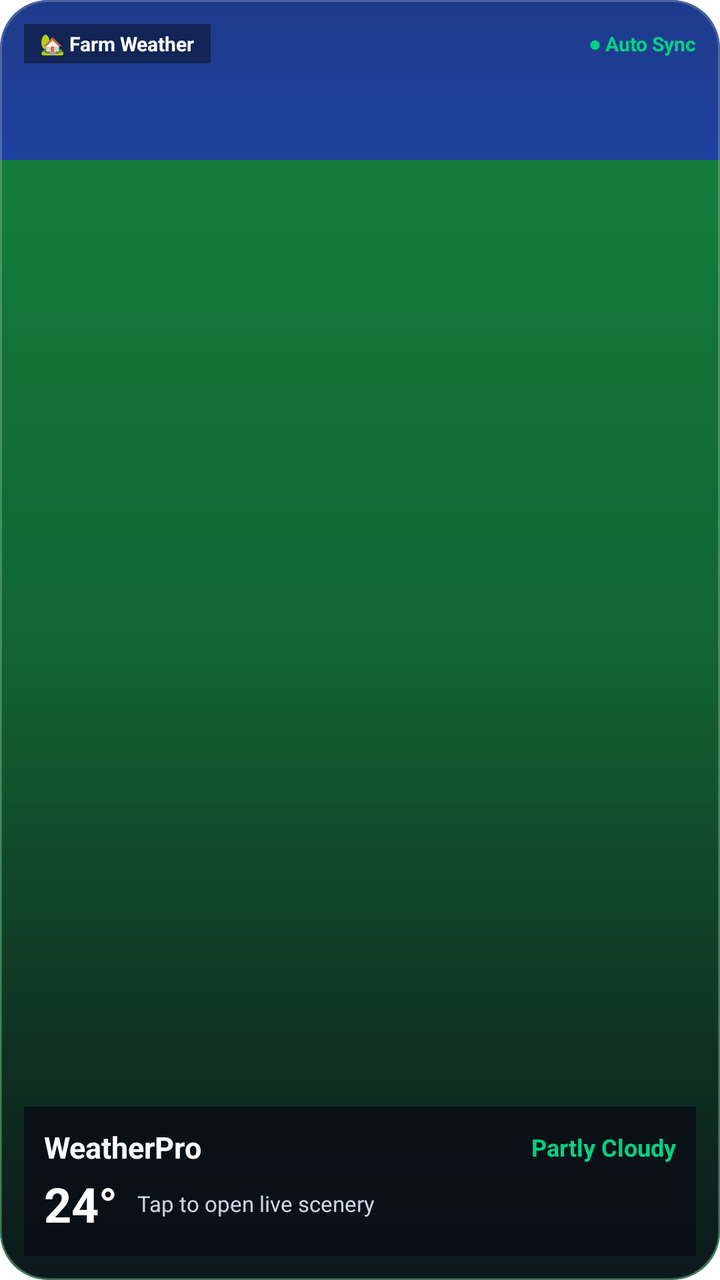
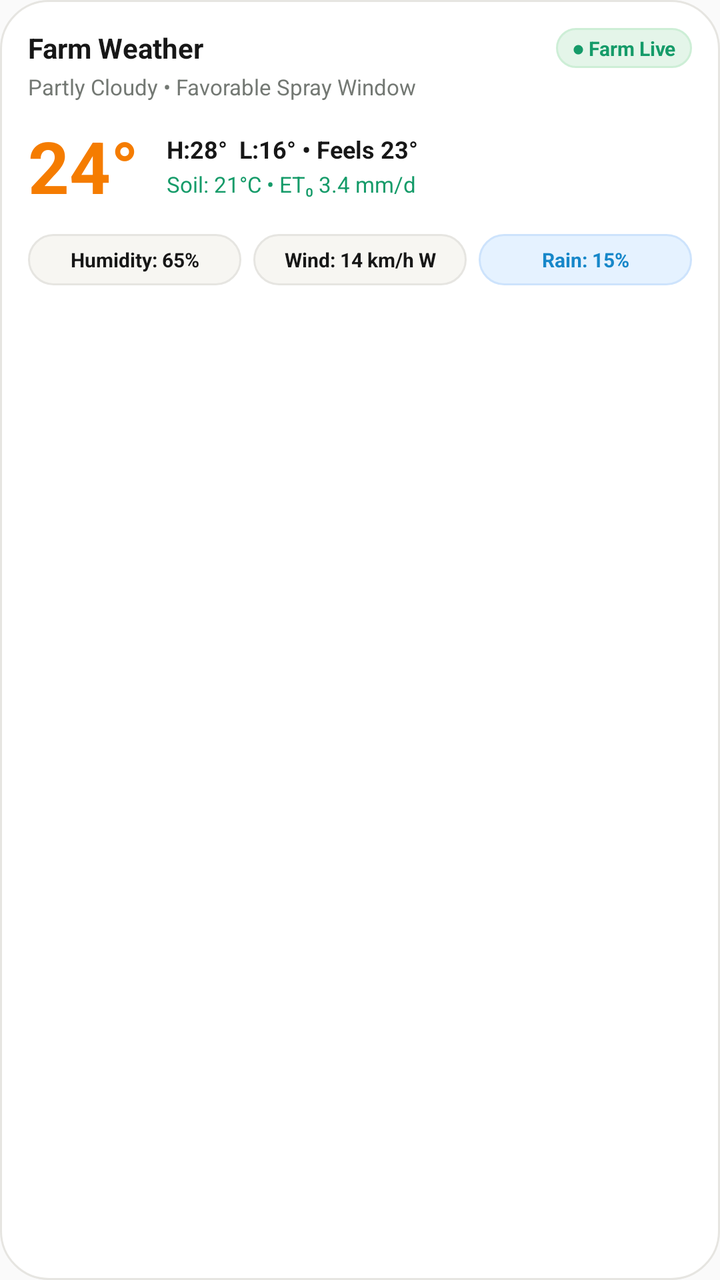

The first picture is an Android layout as it rendered before a commit; the second is the same layout after the commit. The layout source and the unified diff follow.
<!-- AndroidManifest.xml: application theme AppTheme -->
<!-- res/layout/widget_weather_house.xml -->
<?xml version="1.0" encoding="utf-8"?>
<RelativeLayout xmlns:android="http://schemas.android.com/apk/res/android"
    android:id="@+id/widget_root"
    android:layout_width="match_parent"
    android:layout_height="match_parent"
    android:background="@drawable/widget_house_landscape"
    android:padding="12dp">

    
    <LinearLayout
        android:layout_width="match_parent"
        android:layout_height="wrap_content"
        android:layout_alignParentTop="true"
        android:orientation="horizontal"
        android:gravity="center_vertical">

        <TextView
            android:id="@+id/widget_badge"
            android:layout_width="wrap_content"
            android:layout_height="wrap_content"
            android:background="#66000000"
            android:paddingStart="8dp"
            android:paddingEnd="8dp"
            android:paddingTop="3dp"
            android:paddingBottom="3dp"
            android:text="🏡 Farm Weather"
            android:textColor="#FFFFFF"
            android:textSize="10sp"
            android:textStyle="bold" />

        <TextView
            android:id="@+id/widget_sync_tag"
            android:layout_width="0dp"
            android:layout_height="wrap_content"
            android:layout_weight="1"
            android:gravity="end"
            android:text="● Auto Sync"
            android:textColor="#00D284"
            android:textSize="10sp"
            android:textStyle="bold" />
    </LinearLayout>

    
    <LinearLayout
        android:layout_width="match_parent"
        android:layout_height="wrap_content"
        android:layout_alignParentBottom="true"
        android:background="#D9090D16"
        android:padding="10dp"
        android:orientation="vertical">

        
        <LinearLayout
            android:layout_width="match_parent"
            android:layout_height="wrap_content"
            android:orientation="horizontal"
            android:gravity="center_vertical">

            <TextView
                android:id="@+id/widget_location"
                android:layout_width="0dp"
                android:layout_height="wrap_content"
                android:layout_weight="1"
                android:text="WeatherPro"
                android:textColor="#FFFFFF"
                android:textSize="15sp"
                android:textStyle="bold" />

            <TextView
                android:id="@+id/widget_condition"
                android:layout_width="wrap_content"
                android:layout_height="wrap_content"
                android:text="Partly Cloudy"
                android:textColor="#00D284"
                android:textSize="12sp"
                android:textStyle="bold" />
        </LinearLayout>

        
        <LinearLayout
            android:layout_width="match_parent"
            android:layout_height="wrap_content"
            android:orientation="horizontal"
            android:gravity="center_vertical"
            android:layout_marginTop="2dp">

            <TextView
                android:id="@+id/widget_temperature"
                android:layout_width="wrap_content"
                android:layout_height="wrap_content"
                android:text="24°"
                android:textColor="#FFFFFF"
                android:textSize="24sp"
                android:textStyle="bold" />

            <TextView
                android:id="@+id/widget_details"
                android:layout_width="wrap_content"
                android:layout_height="wrap_content"
                android:layout_marginStart="10dp"
                android:text="Tap to open live scenery"
                android:textColor="#CBD5E1"
                android:textSize="11sp" />
        </LinearLayout>
    </LinearLayout>
</RelativeLayout>
<!-- resources referenced by this layout -->
<resources>
  <!-- drawable widget_house_landscape (drawable) -->
  <?xml version="1.0" encoding="utf-8"?>
  <layer-list xmlns:android="http://schemas.android.com/apk/res/android">
      
      <item>
          <shape android:shape="rectangle">
              <gradient
                  android:angle="270"
                  android:startColor="#1E3A8A"
                  android:centerColor="#2563EB"
                  android:endColor="#60A5FA" />
              <corners android:radius="24dp" />
          </shape>
      </item>
  
      
      <item android:top="80dp">
          <shape android:shape="rectangle">
              <gradient
                  android:angle="270"
                  android:startColor="#15803D"
                  android:endColor="#166534" />
              <corners
                  android:bottomLeftRadius="24dp"
                  android:bottomRightRadius="24dp" />
          </shape>
      </item>
  
      
      <item>
          <shape android:shape="rectangle">
              <gradient
                  android:angle="270"
                  android:startColor="#00000000"
                  android:centerColor="#20000000"
                  android:endColor="#DD090D16" />
              <corners android:radius="24dp" />
              <stroke android:width="1dp" android:color="#33FFFFFF" />
          </shape>
      </item>
  </layer-list>
</resources>

<!-- the commit's change to res/layout/widget_weather_house.xml (unified diff, before → after) -->
@@ -1,106 +1,145 @@
 <?xml version="1.0" encoding="utf-8"?>
-<RelativeLayout xmlns:android="http://schemas.android.com/apk/res/android"
+<LinearLayout xmlns:android="http://schemas.android.com/apk/res/android"
     android:id="@+id/widget_root"
     android:layout_width="match_parent"
     android:layout_height="match_parent"
-    android:background="@drawable/widget_house_landscape"
-    android:padding="12dp">
+    android:background="@drawable/widget_surface_white"
+    android:orientation="vertical"
+    android:padding="14dp">
 
     
     <LinearLayout
         android:layout_width="match_parent"
         android:layout_height="wrap_content"
-        android:layout_alignParentTop="true"
         android:orientation="horizontal"
         android:gravity="center_vertical">
+
+        <TextView
+            android:id="@+id/widget_location"
+            android:layout_width="0dp"
+            android:layout_height="wrap_content"
+            android:layout_weight="1"
+            android:text="Farm Weather"
+            android:textColor="#171717"
+            android:textSize="14sp"
+            android:textStyle="bold" />
 
         <TextView
             android:id="@+id/widget_badge"
             android:layout_width="wrap_content"
             android:layout_height="wrap_content"
-            android:background="#66000000"
+            android:background="@drawable/badge_live_green"
             android:paddingStart="8dp"
             android:paddingEnd="8dp"
             android:paddingTop="3dp"
             android:paddingBottom="3dp"
-            android:text="🏡 Farm Weather"
-            android:textColor="#FFFFFF"
+            android:text="● Farm Live"
+            android:textColor="#159B69"
             android:textSize="10sp"
             android:textStyle="bold" />
+    </LinearLayout>
+
+    
+    <TextView
+        android:id="@+id/widget_condition"
+        android:layout_width="wrap_content"
+        android:layout_height="wrap_content"
+        android:text="Partly Cloudy • Favorable Spray Window"
+        android:textColor="#737873"
+        android:textSize="11sp"
+        android:layout_marginTop="2dp" />
+
+    
+    <LinearLayout
+        android:layout_width="match_parent"
+        android:layout_height="wrap_content"
+        android:orientation="horizontal"
+        android:gravity="center_vertical"
+        android:layout_marginTop="8dp">
 
         <TextView
-            android:id="@+id/widget_sync_tag"
+            android:id="@+id/widget_temperature"
+            android:layout_width="wrap_content"
+            android:layout_height="wrap_content"
+            android:text="24°"
+            android:textColor="#F57C00"
+            android:textSize="36sp"
+            android:textStyle="bold" />
+
+        <LinearLayout
             android:layout_width="0dp"
             android:layout_height="wrap_content"
             android:layout_weight="1"
-            android:gravity="end"
-            android:text="● Auto Sync"
-            android:textColor="#00D284"
-            android:textSize="10sp"
-            android:textStyle="bold" />
+            android:layout_marginStart="14dp"
+            android:orientation="vertical">
+
+            <TextView
+                android:id="@+id/widget_details"
+                android:layout_width="wrap_content"
+                android:layout_height="wrap_content"
+                android:text="H:28°  L:16° • Feels 23°"
+                android:textColor="#171717"
+                android:textSize="12sp"
+                android:textStyle="bold" />
+
+            <TextView
+                android:id="@+id/widget_agri_summary"
+                android:layout_width="wrap_content"
+                android:layout_height="wrap_content"
+                android:text="Soil: 21°C • ET₀ 3.4 mm/d"
+                android:textColor="#159B69"
+                android:textSize="11sp"
+                android:layout_marginTop="2dp" />
+        </LinearLayout>
     </LinearLayout>
 
     
     <LinearLayout
         android:layout_width="match_parent"
         android:layout_height="wrap_content"
-        android:layout_alignParentBottom="true"
-        android:background="#D9090D16"
-        android:padding="10dp"
-        android:orientation="vertical">
+        android:orientation="horizontal"
+        android:layout_marginTop="10dp"
+        android:gravity="center_vertical">
 
-        
-        <LinearLayout
-            android:layout_width="match_parent"
+        <TextView
+            android:id="@+id/widget_humidity"
+            android:layout_width="0dp"
             android:layout_height="wrap_content"
-            android:orientation="horizontal"
-            android:gravity="center_vertical">
+            android:layout_weight="1"
+            android:background="@drawable/chip_bg_neutral"
+            android:padding="6dp"
+            android:gravity="center"
+            android:text="Humidity: 65%"
+            android:textColor="#171717"
+            android:textSize="10sp"
+            android:textStyle="bold" />
 
-            <TextView
-                android:id="@+id/widget_location"
-                android:layout_width="0dp"
-                android:layout_height="wrap_content"
-                android:layout_weight="1"
-                android:text="WeatherPro"
-                android:textColor="#FFFFFF"
-                android:textSize="15sp"
-                android:textStyle="bold" />
+        <TextView
+            android:id="@+id/widget_wind"
+            android:layout_width="0dp"
+            android:layout_height="wrap_content"
+            android:layout_weight="1"
+            android:layout_marginStart="6dp"
+            android:background="@drawable/chip_bg_neutral"
+            android:padding="6dp"
+            android:gravity="center"
+            android:text="Wind: 14 km/h W"
+            android:textColor="#171717"
+            android:textSize="10sp"
+            android:textStyle="bold" />
 
-            <TextView
-                android:id="@+id/widget_condition"
-                android:layout_width="wrap_content"
-                android:layout_height="wrap_content"
-                android:text="Partly Cloudy"
-                android:textColor="#00D284"
-                android:textSize="12sp"
-                android:textStyle="bold" />
-        </LinearLayout>
-
-        
-        <LinearLayout
-            android:layout_width="match_parent"
+        <TextView
+            android:id="@+id/widget_rain"
+            android:layout_width="0dp"
             android:layout_height="wrap_content"
-            android:orientation="horizontal"
-            android:gravity="center_vertical"
-            android:layout_marginTop="2dp">
-
-            <TextView
-                android:id="@+id/widget_temperature"
-                android:layout_width="wrap_content"
-                android:layout_height="wrap_content"
-                android:text="24°"
-                android:textColor="#FFFFFF"
-                android:textSize="24sp"
-                android:textStyle="bold" />
-
-            <TextView
-                android:id="@+id/widget_details"
-                android:layout_width="wrap_content"
-                android:layout_height="wrap_content"
-                android:layout_marginStart="10dp"
-                android:text="Tap to open live scenery"
-                android:textColor="#CBD5E1"
-                android:textSize="11sp" />
-        </LinearLayout>
+            android:layout_weight="1"
+            android:layout_marginStart="6dp"
+            android:background="@drawable/chip_bg_blue"
+            android:padding="6dp"
+            android:gravity="center"
+            android:text="Rain: 15%"
+            android:textColor="#1687C9"
+            android:textSize="10sp"
+            android:textStyle="bold" />
     </LinearLayout>
-</RelativeLayout>
+</LinearLayout>
<!-- resource entries referenced after the edit -->
@@ -1,45 +1,50 @@
 <!-- resources referenced by this layout -->
 <resources>
-  <!-- drawable widget_house_landscape (drawable) -->
+  <!-- drawable badge_live_green (drawable) -->
   <?xml version="1.0" encoding="utf-8"?>
-  <layer-list xmlns:android="http://schemas.android.com/apk/res/android">
-      
-      <item>
-          <shape android:shape="rectangle">
-              <gradient
-                  android:angle="270"
-                  android:startColor="#1E3A8A"
-                  android:centerColor="#2563EB"
-                  android:endColor="#60A5FA" />
-              <corners android:radius="24dp" />
-          </shape>
-      </item>
-  
-      
-      <item android:top="80dp">
-          <shape android:shape="rectangle">
-              <gradient
-                  android:angle="270"
-                  android:startColor="#15803D"
-                  android:endColor="#166534" />
-              <corners
-                  android:bottomLeftRadius="24dp"
-                  android:bottomRightRadius="24dp" />
-          </shape>
-      </item>
-  
-      
-      <item>
-          <shape android:shape="rectangle">
-              <gradient
-                  android:angle="270"
-                  android:startColor="#00000000"
-                  android:centerColor="#20000000"
-                  android:endColor="#DD090D16" />
-              <corners android:radius="24dp" />
-              <stroke android:width="1dp" android:color="#33FFFFFF" />
-          </shape>
-      </item>
-  </layer-list>
+  <shape xmlns:android="http://schemas.android.com/apk/res/android"
+      android:shape="rectangle">
+      <solid android:color="#E4F5E9" />
+      <corners android:radius="12dp" />
+      <stroke android:width="1dp" android:color="#CDEED6" />
+  </shape>
+  <!-- drawable chip_bg_blue (drawable) -->
+  <?xml version="1.0" encoding="utf-8"?>
+  <shape xmlns:android="http://schemas.android.com/apk/res/android"
+      android:shape="rectangle">
+      <solid android:color="#E5F2FF" />
+      <corners android:radius="14dp" />
+      <stroke android:width="1dp" android:color="#CDE3FC" />
+  </shape>
+  <!-- drawable chip_bg_neutral (drawable) -->
+  <?xml version="1.0" encoding="utf-8"?>
+  <shape xmlns:android="http://schemas.android.com/apk/res/android"
+      android:shape="rectangle">
+      <solid android:color="#F7F6F2" />
+      <corners android:radius="14dp" />
+      <stroke android:width="1dp" android:color="#E6E5E1" />
+  </shape>
+  <!-- drawable widget_surface_white (drawable) -->
+  <?xml version="1.0" encoding="utf-8"?>
+  <shape xmlns:android="http://schemas.android.com/apk/res/android"
+      android:shape="rectangle">
+      <solid android:color="#FFFFFF" />
+      <corners android:radius="24dp" />
+      <stroke android:width="1dp" android:color="#E6E5E1" />
+  </shape>
+  <style name="AppTheme" parent="Theme.AppCompat.Light.NoActionBar">
+          <item name="colorPrimary">@color/colorPrimary</item>
+          <item name="colorPrimaryDark">@color/colorPrimaryDark</item>
+          <item name="colorAccent">@color/colorAccent</item>
+          <item name="android:statusBarColor">@color/statusBarColor</item>
+          <item name="android:windowLightStatusBar">true</item>
+          <item name="android:navigationBarColor">@color/navigationBarColor</item>
+          <item name="android:windowLightNavigationBar">true</item>
+      </style>
+  <color name="colorPrimary">#F57C00</color>
+  <color name="colorPrimaryDark">#E65100</color>
+  <color name="colorAccent">#159B69</color>
+  <color name="statusBarColor">#F7F6F2</color>
+  <color name="navigationBarColor">#FFFFFF</color>
 </resources>
 
